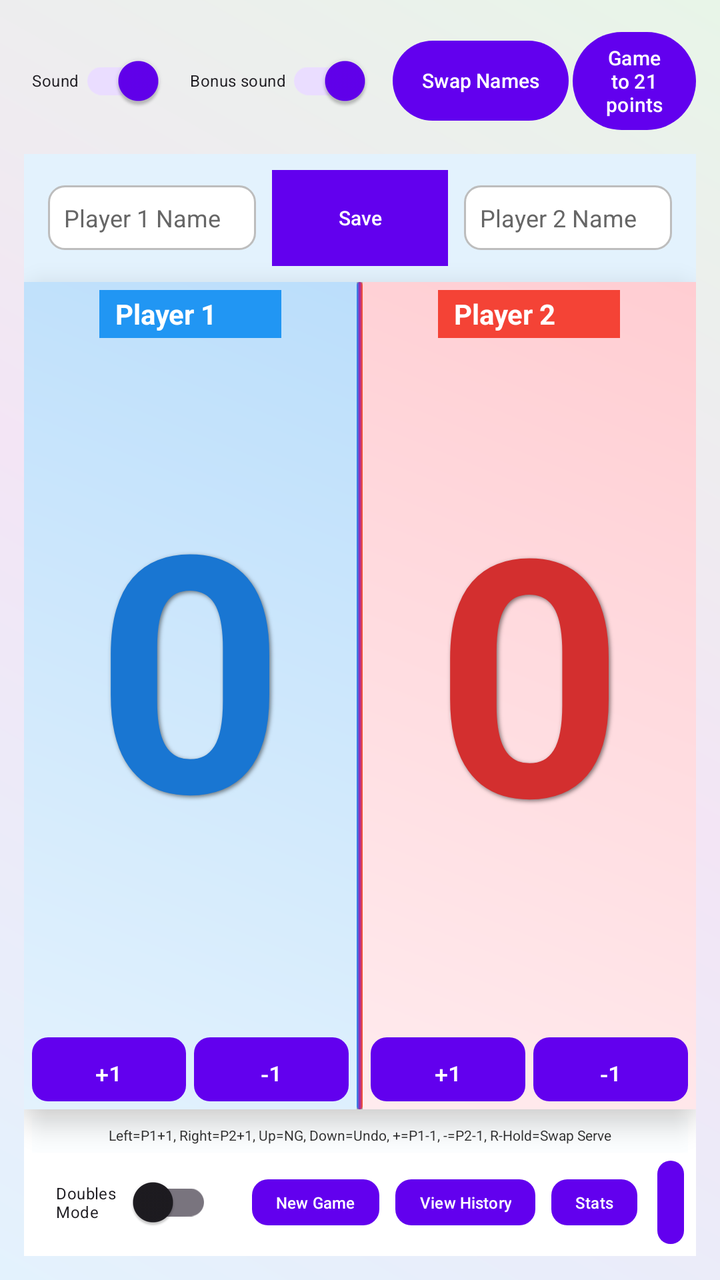
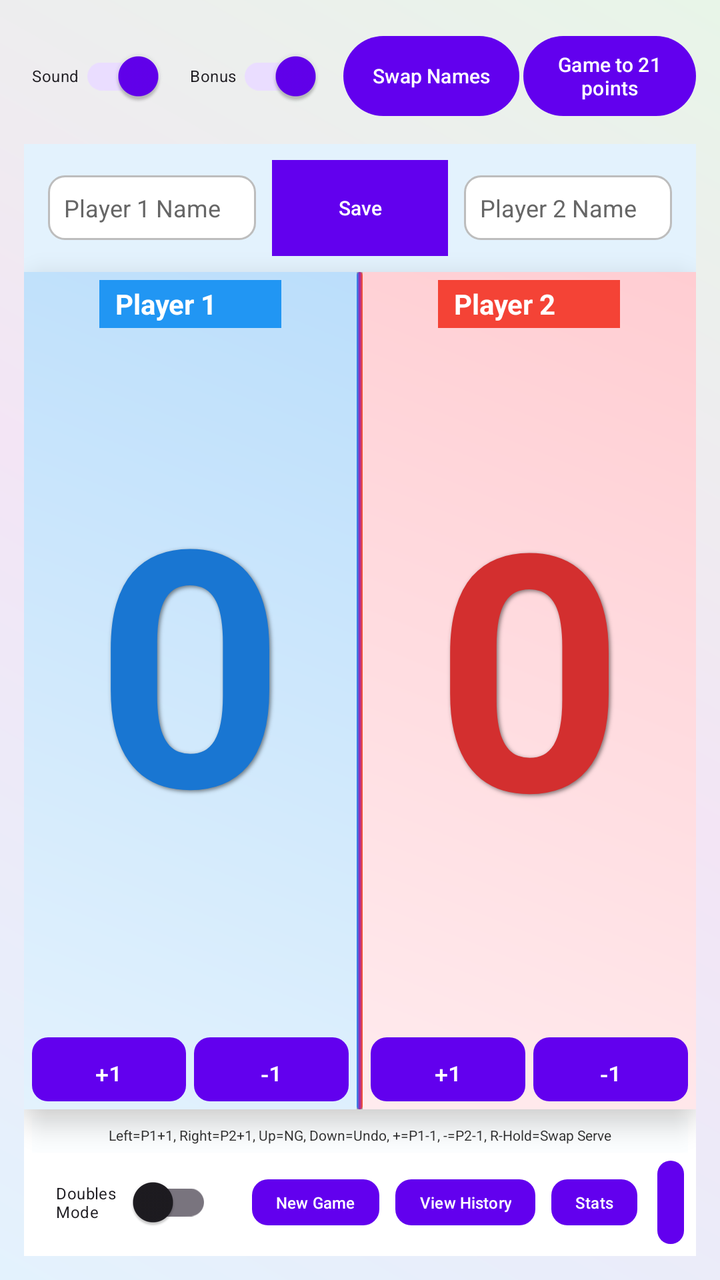

Before-and-after screenshots of an Android layout around one commit, followed by the original layout XML and the change that was made.
<!-- AndroidManifest.xml: activity theme Theme.Badminton_Scorekeeper -->
<!-- res/layout/activity_main.xml -->
<?xml version="1.0" encoding="utf-8"?>
<androidx.constraintlayout.widget.ConstraintLayout xmlns:android="http://schemas.android.com/apk/res/android"
    xmlns:app="http://schemas.android.com/apk/res-auto"
    android:layout_width="match_parent"
    android:layout_height="match_parent"
    android:padding="12dp"
    android:background="@drawable/gradient_background">

    
    <LinearLayout
        android:id="@+id/topControls"
        android:layout_width="0dp"
        android:layout_height="wrap_content"
        android:orientation="horizontal"
        android:gravity="center_vertical"
        app:layout_constraintEnd_toEndOf="parent"
        app:layout_constraintStart_toStartOf="parent"
        app:layout_constraintTop_toTopOf="parent">

        
        <androidx.appcompat.widget.SwitchCompat
            android:id="@+id/soundToggle"
            android:layout_width="wrap_content"
            android:layout_height="wrap_content"
            android:layout_weight="0"
            android:text="Sound"
            android:textSize="8sp"
            android:paddingHorizontal="4dp"
            android:paddingVertical="2dp"
            android:checked="true"
            android:thumbTint="@color/white"
            android:trackTint="@color/design_default_color_primary"
            android:layout_marginEnd="8dp" />

        
        <androidx.appcompat.widget.SwitchCompat
            android:id="@+id/bonusSoundToggle"
            android:layout_width="wrap_content"
            android:layout_height="wrap_content"
            android:layout_weight="0"
            android:text="Bonus sound"
            android:textSize="8sp"
            android:paddingHorizontal="4dp"
            android:paddingVertical="2dp"
            android:checked="true"
            android:thumbTint="@color/white"
            android:trackTint="@color/design_default_color_primary"
            android:layout_marginEnd="8dp" />

        
        <Button
            android:id="@+id/swapNamesButton"
            android:layout_width="wrap_content"
            android:layout_height="wrap_content"
            android:text="Swap Names"
            android:textSize="10sp"
            android:layout_margin="2dp"
            android:paddingStart="12dp"
            android:paddingEnd="12dp" />

        
        <Button
            android:id="@+id/winningPointsButton"
            android:layout_width="wrap_content"
            android:layout_height="wrap_content"
            android:text="Game to 21 points"
            android:textSize="10sp"
            android:paddingStart="12dp"
            android:paddingEnd="12dp"/>
    </LinearLayout>

    
    <LinearLayout
        android:id="@+id/nameInputLayout"
        android:layout_width="0dp"
        android:layout_height="wrap_content"
        android:layout_marginTop="8dp"
        android:layout_marginBottom="8dp"
        android:gravity="center"
        android:orientation="horizontal"
        android:background="#E3F2FD"
        android:padding="8dp"
        app:layout_constraintEnd_toEndOf="parent"
        app:layout_constraintStart_toStartOf="parent"
        app:layout_constraintTop_toBottomOf="@+id/topControls">

        <EditText
            android:id="@+id/player1NameInput"
            android:layout_width="0dp"
            android:layout_height="wrap_content"
            android:layout_weight="1"
            android:hint="Player 1 Name"
            android:imeOptions="actionDone"
            android:maxLines="1"
            android:textSize="12sp"
            android:layout_marginHorizontal="4dp"
            android:background="@drawable/edit_text_bg"
            android:padding="8dp"
            android:textColor="#333333"
            android:textColorHint="#666666" />

        <Button
            android:id="@+id/saveNamesButton"
            android:layout_width="wrap_content"
            android:layout_height="wrap_content"
            android:layout_marginHorizontal="4dp"
            android:text="Save"
            android:textSize="10sp"
            android:paddingHorizontal="12dp"
            android:paddingVertical="4dp"
            android:background="#4CAF50"
            android:textColor="@color/white"
            android:elevation="1dp" />

        <EditText
            android:id="@+id/player2NameInput"
            android:layout_width="0dp"
            android:layout_height="wrap_content"
            android:layout_weight="1"
            android:hint="Player 2 Name"
            android:imeOptions="actionDone"
            android:maxLines="1"
            android:textSize="12sp"
            android:layout_marginHorizontal="4dp"
            android:background="@drawable/edit_text_bg"
            android:padding="8dp"
            android:textColor="#333333"
            android:textColorHint="#666666" />
    </LinearLayout>

    
    <LinearLayout
        android:id="@+id/teamNamesLayout"
        android:layout_width="0dp"
        android:layout_height="wrap_content"
        android:layout_marginTop="8dp"
        android:layout_marginBottom="8dp"
        android:gravity="center"
        android:orientation="horizontal"
        android:background="#E3F2FD"
        android:padding="8dp"
        android:visibility="gone"
        app:layout_constraintEnd_toEndOf="parent"
        app:layout_constraintStart_toStartOf="parent"
        app:layout_constraintTop_toBottomOf="@+id/topControls">

        
        <TextView
            android:id="@+id/teamNamesDisplay1"
            android:layout_width="0dp"
            android:layout_height="wrap_content"
            android:layout_weight="1"
            android:text="Team 1\nPlayer 1 / Player 2"
            android:textSize="12sp"
            android:textStyle="bold"
            android:gravity="center"
            android:padding="12dp"
            android:background="@drawable/edit_text_bg"
            android:textColor="#333333"
            android:clickable="true"
            android:focusable="true"
            android:maxLines="2"
            android:ellipsize="none" />

        <View
            android:layout_width="16dp"
            android:layout_height="1dp" />

        
        <TextView
            android:id="@+id/teamNamesDisplay2"
            android:layout_width="0dp"
            android:layout_height="wrap_content"
            android:layout_weight="1"
            android:text="Team 2\nPlayer 3 / Player 4"
            android:textSize="12sp"
            android:textStyle="bold"
            android:gravity="center"
            android:padding="12dp"
            android:background="@drawable/edit_text_bg"
            android:textColor="#333333"
            android:clickable="true"
            android:focusable="true"
            android:maxLines="2"
            android:ellipsize="none" />
    </LinearLayout>

    
    <LinearLayout
        android:id="@+id/scoreContainer"
        android:layout_width="0dp"
        android:layout_height="0dp"
        android:orientation="horizontal"
        android:clickable="true"
        android:focusable="true"
        android:background="@drawable/score_container_bg"
        android:elevation="8dp"
        app:layout_constraintBottom_toTopOf="@+id/bottomControls"
        app:layout_constraintEnd_toEndOf="parent"
        app:layout_constraintStart_toStartOf="parent"
        app:layout_constraintTop_toBottomOf="@+id/nameInputLayout">

        
        <LinearLayout
            android:layout_width="0dp"
            android:layout_height="match_parent"
            android:layout_weight="1"
            android:gravity="center"
            android:orientation="vertical"
            android:padding="4dp"
            android:background="@drawable/player1_bg">

            
            <LinearLayout
                android:id="@+id/player1Header"
                android:layout_width="wrap_content"
                android:layout_height="wrap_content"
                android:orientation="horizontal"
                android:gravity="center"
                android:background="#2196F3"
                android:paddingHorizontal="8dp"
                android:paddingVertical="2dp">

                <TextView
                    android:id="@+id/player1Name"
                    android:layout_width="wrap_content"
                    android:layout_height="wrap_content"
                    android:text="Player 1"
                    android:textSize="14sp"
                    android:textStyle="bold"
                    android:textColor="#FFFFFF"
                    android:maxLines="1"
                    android:ellipsize="end"
                    android:maxEms="8" />

                <ImageView
                    android:id="@+id/serveIndicator1"
                    android:layout_width="20dp"
                    android:layout_height="20dp"
                    android:src="@drawable/shuttle_image"
                    android:visibility="invisible"
                    android:layout_marginStart="4dp" />
            </LinearLayout>

            
            <LinearLayout
                android:id="@+id/team1Header"
                android:layout_width="match_parent"
                android:layout_height="wrap_content"
                android:orientation="vertical"
                android:gravity="center"
                android:visibility="gone">

                
                <LinearLayout
                    android:layout_width="wrap_content"
                    android:layout_height="wrap_content"
                    android:orientation="horizontal"
                    android:gravity="center"
                    android:background="#2196F3"
                    android:paddingHorizontal="8dp"
                    android:paddingVertical="2dp">

                    <TextView
                        android:id="@+id/team1Name"
                        android:layout_width="wrap_content"
                        android:layout_height="wrap_content"
                        android:text="Team 1 Player 1 / Team 1 Player 2"
                        android:textSize="14sp"
                        android:textStyle="bold"
                        android:textColor="#FFFFFF"
                        android:maxLines="1"
                        android:ellipsize="end"
                        android:maxEms="12" />

                    <ImageView
                        android:id="@+id/team1ServeIcon"
                        android:layout_width="20dp"
                        android:layout_height="20dp"
                        android:src="@drawable/shuttle_image"
                        android:visibility="invisible"
                        android:layout_marginStart="4dp" />
                </LinearLayout>

                
                <TextView
                    android:id="@+id/team1ServeIndicator"
                    android:layout_width="match_parent"
                    android:layout_height="match_parent"
                    android:text="Serving: Player"
                    android:textSize="30sp"
                    android:gravity="center"
                    android:maxLines="2"
                    android:textColor="#1976D2"
                    android:textStyle="bold"
                    android:layout_marginTop="4dp" />
            </LinearLayout>

            
            <TextView
                android:id="@+id/player1Score"
                android:layout_width="match_parent"
                android:layout_height="0dp"
                android:layout_weight="1"
                android:gravity="center"
                android:text="0"
                android:textSize="150sp"
                android:textStyle="bold"
                android:textColor="#1976D2"
                android:includeFontPadding="false"
                android:lineSpacingMultiplier="0.8"
                android:shadowColor="#80000000"
                android:shadowDx="2"
                android:shadowDy="2"
                android:shadowRadius="4"
                android:scaleX="1.1"
                android:scaleY="1.1"/>

            <LinearLayout
                android:id="@+id/player1ButtonLayout"
                android:layout_width="match_parent"
                android:layout_height="wrap_content"
                android:orientation="horizontal"
                android:layout_marginTop="8dp"
                android:gravity="center">

                <Button
                    android:id="@+id/player1Button"
                    android:layout_width="0dp"
                    android:layout_height="32dp"
                    android:layout_weight="1"
                    android:text="+1"
                    android:textSize="12sp"
                    android:layout_marginEnd="2dp"
                    android:background="@drawable/button_primary_bg"
                    android:textColor="@color/white"
                    android:elevation="2dp" />

                <Button
                    android:id="@+id/player1RemoveButton"
                    android:layout_width="0dp"
                    android:layout_height="32dp"
                    android:layout_weight="1"
                    android:text="-1"
                    android:textSize="12sp"
                    android:layout_marginStart="2dp"
                    android:background="@drawable/button_secondary_bg"
                    android:textColor="@color/white"
                    android:elevation="2dp" />
            </LinearLayout>
        </LinearLayout>

        
        <LinearLayout
            android:layout_width="wrap_content"
            android:layout_height="match_parent"
            android:orientation="vertical"
            android:gravity="center">

            <View
                android:layout_width="3dp"
                android:layout_height="0dp"
                android:layout_weight="1"
                android:background="@drawable/divider_gradient"
                android:layout_gravity="center"
                android:elevation="2dp" />
        </LinearLayout>

        
        <LinearLayout
            android:layout_width="0dp"
            android:layout_height="match_parent"
            android:layout_weight="1"
            android:gravity="center"
            android:orientation="vertical"
            android:padding="4dp"
            android:background="@drawable/player2_bg">

            
            <LinearLayout
                android:id="@+id/player2Header"
                android:layout_width="wrap_content"
                android:layout_height="wrap_content"
                android:orientation="horizontal"
                android:gravity="center"
                android:background="#F44336"
                android:paddingHorizontal="8dp"
                android:paddingVertical="2dp">

                <TextView
                    android:id="@+id/player2Name"
                    android:layout_width="wrap_content"
                    android:layout_height="wrap_content"
                    android:text="Player 2"
                    android:textSize="14sp"
                    android:textStyle="bold"
                    android:textColor="#FFFFFF"
                    android:maxLines="1"
                    android:ellipsize="end"
                    android:maxEms="8" />

                <ImageView
                    android:id="@+id/serveIndicator2"
                    android:layout_width="20dp"
                    android:layout_height="20dp"
                    android:src="@drawable/shuttle_image"
                    android:visibility="invisible"
                    android:layout_marginStart="4dp" />
            </LinearLayout>

            
            <LinearLayout
                android:id="@+id/team2Header"
                android:layout_width="match_parent"
                android:layout_height="wrap_content"
                android:orientation="vertical"
                android:gravity="center"
                android:visibility="gone">

                
                <LinearLayout
                    android:layout_width="wrap_content"
                    android:layout_height="wrap_content"
                    android:orientation="horizontal"
                    android:gravity="center"
                    android:background="#F44336"
                    android:paddingHorizontal="8dp"
                    android:paddingVertical="2dp">

                    <TextView
                        android:id="@+id/team2Name"
                        android:layout_width="wrap_content"
                        android:layout_height="wrap_content"
                        android:text="Team 2 Player 3 / Team 2 Player 4"
                        android:textSize="14sp"
                        android:textStyle="bold"
                        android:textColor="#FFFFFF"
                        android:maxLines="1"
                        android:ellipsize="end"
                        android:maxEms="12" />

                    <ImageView
                        android:id="@+id/team2ServeIcon"
                        android:layout_width="20dp"
                        android:layout_height="20dp"
                        android:src="@drawable/shuttle_image"
                        android:visibility="invisible"
                        android:layout_marginStart="4dp" />
                </LinearLayout>

                
                <TextView
                    android:id="@+id/team2ServeIndicator"
                    android:layout_width="match_parent"
                    android:layout_height="match_parent"
                    android:text="Serving: Player"
                    android:textSize="30sp"
                    android:gravity="center"
                    android:maxLines="2"
                    android:textColor="#D32F2F"
                    android:textStyle="bold"
                    android:layout_marginTop="4dp" />
            </LinearLayout>

            
            <TextView
                android:id="@+id/player2Score"
                android:layout_width="match_parent"
                android:layout_height="0dp"
                android:layout_weight="1"
                android:gravity="center"
                android:text="0"
                android:textSize="150sp"
                android:textStyle="bold"
                android:textColor="#D32F2F"
                android:includeFontPadding="false"
                android:lineSpacingMultiplier="0.8"
                android:shadowColor="#80000000"
                android:shadowDx="2"
                android:shadowDy="2"
                android:shadowRadius="4"
                android:scaleX="1.1"
                android:scaleY="1.1"/>

            <LinearLayout
                android:id="@+id/player2ButtonLayout"
                android:layout_width="match_parent"
                android:layout_height="wrap_content"
                android:orientation="horizontal"
                android:layout_marginTop="4dp"
                android:gravity="center">

                <Button
                    android:id="@+id/player2Button"
                    android:layout_width="0dp"
                    android:layout_height="32dp"
                    android:layout_weight="1"
                    android:text="+1"
                    android:textSize="12sp"
                    android:layout_marginEnd="2dp"
                    android:background="@drawable/button_primary_bg"
                    android:textColor="@color/white"
                    android:elevation="2dp" />

                <Button
                    android:id="@+id/player2RemoveButton"
                    android:layout_width="0dp"
                    android:layout_height="32dp"
                    android:layout_weight="1"
                    android:text="-1"
                    android:textSize="12sp"
                    android:layout_marginStart="2dp"
                    android:background="@drawable/button_secondary_bg"
                    android:textColor="@color/white"
                    android:elevation="2dp" />
            </LinearLayout>
        </LinearLayout>
    </LinearLayout>

    
    <LinearLayout
        android:id="@+id/bottomControls"
        android:layout_width="0dp"
        android:layout_height="wrap_content"
        android:orientation="vertical"
        android:gravity="center"
        android:padding="4dp"
        android:background="#FFFFFF"
        android:elevation="1dp"
        app:layout_constraintBottom_toBottomOf="parent"
        app:layout_constraintEnd_toEndOf="parent"
        app:layout_constraintStart_toStartOf="parent">

        
        <TextView
            android:id="@+id/keyHelpText"
            android:layout_width="match_parent"
            android:layout_height="wrap_content"
            android:text="Left=P1+1, Right=P2+1, Up=NG, Down=Undo, +=P1-1, -=P2-1, R-Hold=Swap Serve"
            android:textSize="7sp"
            android:background="#20000000"
            android:padding="4dp"
            android:gravity="center"
            android:textColor="#333333"
            android:layout_marginBottom="2dp"
            android:backgroundTint="#E3F2FD" />

        
        <LinearLayout
            android:layout_width="wrap_content"
            android:layout_height="wrap_content"
            android:orientation="horizontal"
            android:gravity="center">

            <com.google.android.material.switchmaterial.SwitchMaterial
                android:id="@+id/doublesModeToggle"
                android:layout_width="102dp"
                android:layout_height="wrap_content"
                android:layout_marginEnd="8dp"
                android:elevation="1dp"
                android:minWidth="0dp"
                android:minHeight="0dp"
                android:paddingHorizontal="12dp"
                android:paddingVertical="2dp"
                android:text="Doubles Mode"
                android:textSize="8sp"
                android:thumbTint="@color/white"
                android:trackTint="@color/design_default_color_primary" />

            
            <Button
                android:id="@+id/resetButton"
                android:layout_width="wrap_content"
                android:layout_height="wrap_content"
                android:layout_marginEnd="8dp"
                android:background="@drawable/reset_button_bg"
                android:elevation="1dp"
                android:paddingHorizontal="12dp"
                android:paddingVertical="2dp"
                android:minWidth="0dp"
                android:minHeight="0dp"
                android:text="New Game"
                android:textColor="@color/white"
                android:textSize="8sp" />

            
            <Button
                android:id="@+id/historyButton"
                android:layout_width="wrap_content"
                android:layout_height="wrap_content"
                android:layout_marginEnd="8dp"
                android:background="@drawable/reset_button_bg"
                android:elevation="1dp"
                android:paddingHorizontal="12dp"
                android:paddingVertical="2dp"
                android:minWidth="0dp"
                android:minHeight="0dp"
                android:text="View History"
                android:textColor="@color/white"
                android:textSize="8sp"
                />

            
            <Button
                android:id="@+id/statsButton"
                android:layout_width="wrap_content"
                android:layout_height="wrap_content"
                android:layout_marginEnd="8dp"
                android:background="@drawable/reset_button_bg"
                android:elevation="1dp"
                android:paddingHorizontal="12dp"
                android:paddingVertical="2dp"
                android:minWidth="0dp"
                android:minHeight="0dp"
                android:textColor="@color/white"
                android:textSize="8sp"
                android:text="Stats" />
            
            <Button
                android:id="@+id/ttsSettingsButton"
                android:layout_width="wrap_content"
                android:layout_height="wrap_content"
                android:text="TTS"
                android:textSize="8sp"
                android:layout_margin="2dp"
                android:paddingStart="12dp"
                android:paddingEnd="12dp"
                android:layout_marginEnd="8dp"
                android:background="@drawable/reset_button_bg"
                android:textColor="@color/white"
                android:elevation="1dp"
                android:paddingHorizontal="12dp"
                android:paddingVertical="2dp"
                android:minWidth="0dp"
                android:minHeight="0dp"/>
        </LinearLayout>
    </LinearLayout>
</androidx.constraintlayout.widget.ConstraintLayout>
<!-- resources referenced by this layout -->
<resources>
  <color name="white">#FFFFFFFF</color>
  <!-- drawable button_primary_bg (drawable) -->
  <?xml version="1.0" encoding="utf-8"?>
  <shape xmlns:android="http://schemas.android.com/apk/res/android">
      <gradient
          android:type="linear"
          android:angle="45"
          android:startColor="#2196F3"
          android:endColor="#1976D2" />
      <corners android:radius="8dp" />
  </shape>
  <!-- drawable button_secondary_bg (drawable) -->
  <?xml version="1.0" encoding="utf-8"?>
  <shape xmlns:android="http://schemas.android.com/apk/res/android">
      <gradient
          android:type="linear"
          android:angle="45"
          android:startColor="#FF5722"
          android:endColor="#D84315" />
      <corners android:radius="8dp" />
  </shape>
  <!-- drawable divider_gradient (drawable) -->
  <?xml version="1.0" encoding="utf-8"?>
  <shape xmlns:android="http://schemas.android.com/apk/res/android">
      <gradient
          android:type="linear"
          android:angle="0"
          android:startColor="#2196F3"
          android:centerColor="#9C27B0"
          android:endColor="#FF5722" />
      <corners android:radius="2dp" />
  </shape>
  <!-- drawable edit_text_bg (drawable) -->
  <?xml version="1.0" encoding="utf-8"?>
  <shape xmlns:android="http://schemas.android.com/apk/res/android">
      <solid android:color="#FFFFFF" />
      <corners android:radius="8dp" />
      <stroke
          android:width="1dp"
          android:color="#BDBDBD" />
  </shape>
  <!-- drawable gradient_background (drawable) -->
  <?xml version="1.0" encoding="utf-8"?>
  <shape xmlns:android="http://schemas.android.com/apk/res/android">
      <gradient
          android:type="linear"
          android:angle="45"
          android:startColor="#E3F2FD"
          android:centerColor="#F3E5F5"
          android:endColor="#E8F5E8" />
  </shape>
  <!-- drawable player1_bg (drawable) -->
  <?xml version="1.0" encoding="utf-8"?>
  <shape xmlns:android="http://schemas.android.com/apk/res/android">
      <gradient
          android:type="linear"
          android:angle="45"
          android:startColor="#E3F2FD"
          android:endColor="#BBDEFB" />
  </shape>
  <!-- drawable player2_bg (drawable) -->
  <?xml version="1.0" encoding="utf-8"?>
  <shape xmlns:android="http://schemas.android.com/apk/res/android">
      <gradient
          android:type="linear"
          android:angle="45"
          android:startColor="#FFEBEE"
          android:endColor="#FFCDD2" />
  </shape>
  <!-- drawable reset_button_bg (drawable) -->
  <?xml version="1.0" encoding="utf-8"?>
  <shape xmlns:android="http://schemas.android.com/apk/res/android">
      <gradient
          android:type="linear"
          android:angle="45"
          android:startColor="#9C27B0"
          android:endColor="#7B1FA2" />
      <corners android:radius="8dp" />
  </shape>
  <!-- drawable score_container_bg (drawable) -->
  <?xml version="1.0" encoding="utf-8"?>
  <shape xmlns:android="http://schemas.android.com/apk/res/android">
      <solid android:color="#FFFFFF" />
      <corners android:radius="16dp" />
      <stroke
          android:width="2dp"
          android:color="#BDBDBD" />
  </shape>
  <style name="Theme.Badminton_Scorekeeper" parent="Theme.Material3.DayNight">
          
          <item name="windowNoTitle">true</item>
          <item name="windowActionBar">false</item>
          
          <item name="colorPrimary">@color/purple_500</item>
          <item name="colorPrimaryVariant">@color/purple_700</item>
          <item name="colorOnPrimary">@color/white</item>
          
          <item name="colorSecondary">@color/teal_200</item>
          <item name="colorSecondaryVariant">@color/teal_700</item>
          <item name="colorOnSecondary">@color/black</item>
          
          <item name="android:statusBarColor">?attr/colorPrimaryVariant</item>
          
      </style>
  <color name="purple_500">#FF6200EE</color>
  <color name="purple_700">#FF3700B3</color>
  <color name="teal_200">#FF03DAC5</color>
  <color name="teal_700">#FF018786</color>
  <color name="black">#FF000000</color>
  <!-- unchanged entries left out for length: 1 -->
</resources>

<!-- the commit's change to res/layout/activity_main.xml (unified diff, before → after) -->
@@ -38,7 +38,7 @@
             android:layout_width="wrap_content"
             android:layout_height="wrap_content"
             android:layout_weight="0"
-            android:text="Bonus sound"
+            android:text="Bonus"
             android:textSize="8sp"
             android:paddingHorizontal="4dp"
             android:paddingVertical="2dp"
